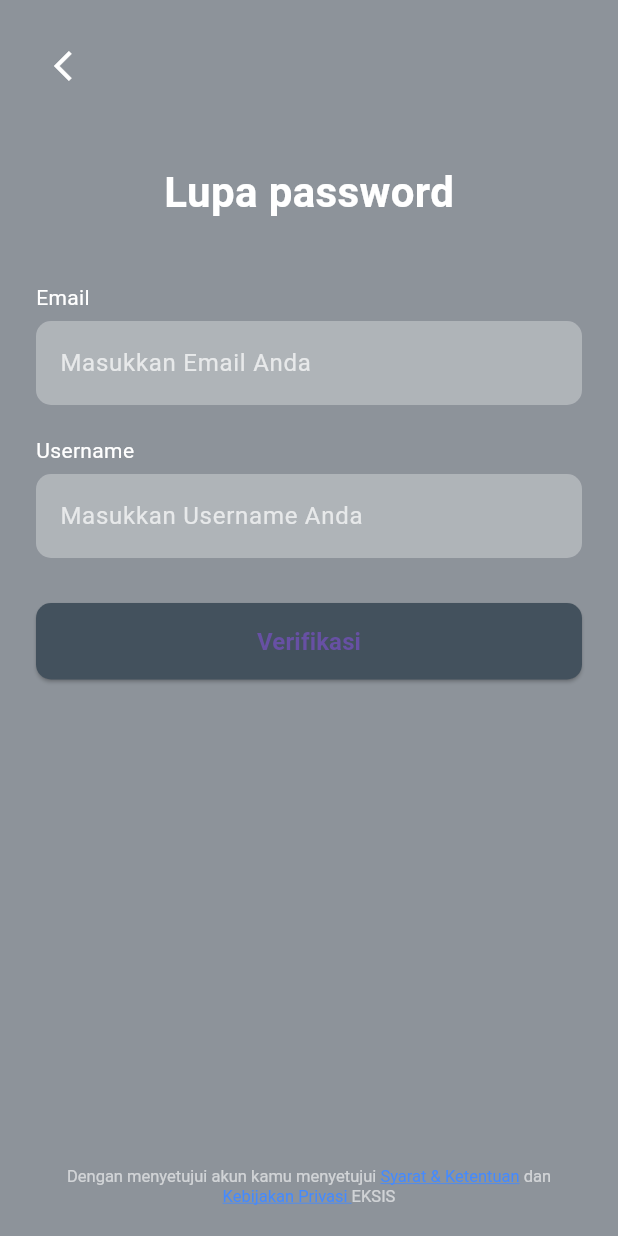
After one commit to Rangga505/eksis, a Flutter app: the screen it shows after launch, after a tap on "Lupa Password?", on a phone screen of 412 x 824 dp. The commit adds this screen. Run offline on Flutter 3.47's test engine with Material 3 defaults, Android fonts, the phone set to English and light mode, and no system bars; our stand-ins replace get.

Commit message:
forgotpassword

```diff
--- /dev/null
+++ b/lib/screens/forgot_password_page.dart
@@ -0,0 +1,143 @@
+import 'package:flutter/material.dart';
+import 'package:get/get.dart';
+
+class ForgotPasswordPage extends StatelessWidget {
+  const ForgotPasswordPage({super.key});
+
+  @override
+  Widget build(BuildContext context) {
+    return Scaffold(
+      backgroundColor: const Color(0xFF8D939A),
+      body: SafeArea(
+        child: Padding(
+          padding: const EdgeInsets.symmetric(horizontal: 24, vertical: 20),
+          child: Column(
+            crossAxisAlignment: CrossAxisAlignment.start,
+            children: [
+              // Tombol Kembali
+              IconButton(
+                icon: const Icon(Icons.arrow_back_ios, color: Colors.white),
+                onPressed: () {
+                  Get.back();
+                },
+              ),
+              const SizedBox(height: 40),
+
+              // Judul
+              const Center(
+                child: Text(
+                  'Lupa password',
+                  style: TextStyle(
+                    fontSize: 28,
+                    fontWeight: FontWeight.bold,
+                    color: Colors.white,
+                  ),
+                ),
+              ),
+
+              const SizedBox(height: 40),
+
+              // Input Email
+              const Text('Email', style: TextStyle(color: Colors.white)),
+              const SizedBox(height: 6),
+              TextField(
+                decoration: InputDecoration(
+                  filled: true,
+                  fillColor: Colors.white30,
+                  hintText: 'Masukkan Email Anda',
+                  hintStyle: const TextStyle(color: Colors.white70),
+                  border: OutlineInputBorder(
+                    borderRadius: BorderRadius.circular(10),
+                    borderSide: BorderSide.none,
+                  ),
+                ),
+                style: const TextStyle(color: Colors.white),
+              ),
+
+              const SizedBox(height: 20),
+
+              // Input Username
+              const Text('Username', style: TextStyle(color: Colors.white)),
+              const SizedBox(height: 6),
+              TextField(
+                decoration: InputDecoration(
+                  filled: true,
+                  fillColor: Colors.white30,
+                  hintText: 'Masukkan Username Anda',
+                  hintStyle: const TextStyle(color: Colors.white70),
+                  border: OutlineInputBorder(
+                    borderRadius: BorderRadius.circular(10),
+                    borderSide: BorderSide.none,
+                  ),
+                ),
+                style: const TextStyle(color: Colors.white),
+              ),
+
+              const SizedBox(height: 30),
+
+              // Tombol Verifikasi
+              SizedBox(
+                width: double.infinity,
+                child: ElevatedButton(
+                  onPressed: () {
+                    // TODO: Logika verifikasi
+                  },
+                  style: ElevatedButton.styleFrom(
+                    backgroundColor: const Color(0xFF43515D),
+                    padding: const EdgeInsets.symmetric(vertical: 14),
+                    shape: RoundedRectangleBorder(
+                      borderRadius: BorderRadius.circular(10),
+                    ),
+                  ),
+                  child: const Text(
+                    'Verifikasi',
+                    style: TextStyle(fontWeight: FontWeight.bold, fontSize: 16),
+                  ),
+                ),
+              ),
+
+              const Spacer(),
+
+              // Teks paling bawah
+              Center(
+                child: Padding(
+                  padding: const EdgeInsets.symmetric(horizontal: 16),
+                  child: RichText(
+                    textAlign: TextAlign.center,
+                    text: TextSpan(
+                      style: const TextStyle(
+                        fontSize: 11,
+                        color: Colors.white60,
+                      ),
+                      children: [
+                        const TextSpan(
+                            text:
+                                'Dengan menyetujui akun kamu menyetujui '),
+                        TextSpan(
+                          text: 'Syarat & Ketentuan',
+                          style: const TextStyle(
+                            color: Colors.blueAccent,
+                            decoration: TextDecoration.underline,
+                          ),
+                        ),
+                        const TextSpan(text: ' dan '),
+                        TextSpan(
+                          text: 'Kebijakan Privasi ',
+                          style: const TextStyle(
+                            color: Colors.blueAccent,
+                            decoration: TextDecoration.underline,
+                          ),
+                        ),
+                        const TextSpan(text: 'EKSIS'),
+                      ],
+                    ),
+                  ),
+                ),
+              ),
+            ],
+          ),
+        ),
+      ),
+    );
+  }
+}
--- a/lib/screens/login_page.dart
+++ b/lib/screens/login_page.dart
@@ -1,4 +1,11 @@
 import 'package:flutter/material.dart';
+import 'forgot_password_page.dart';
+import 'package:get/get.dart';
+
+
+
+
+
 
 class LoginPage extends StatelessWidget {
   const LoginPage({super.key});
@@ -64,12 +71,22 @@ class LoginPage extends StatelessWidget {
                     ),
                   ),
                   const SizedBox(height: 10),
-                  Center(
-                    child: Text(
-                      'Lupa Password?',
-                      style: TextStyle(color: Colors.grey[800]),
-                    ),
-                  ),
+Center(
+  child: GestureDetector(
+    onTap: () {
+      Get.to(() => const ForgotPasswordPage());
+    },
+    child: Text(
+      'Lupa Password?',
+      style: TextStyle(
+        color: Colors.blueAccent,
+        decoration: TextDecoration.underline,
+        fontWeight: FontWeight.bold,
+      ),
+    ),
+  ),
+),
+
                   const SizedBox(height: 20),
                   SizedBox(
                     width: double.infinity,
```
